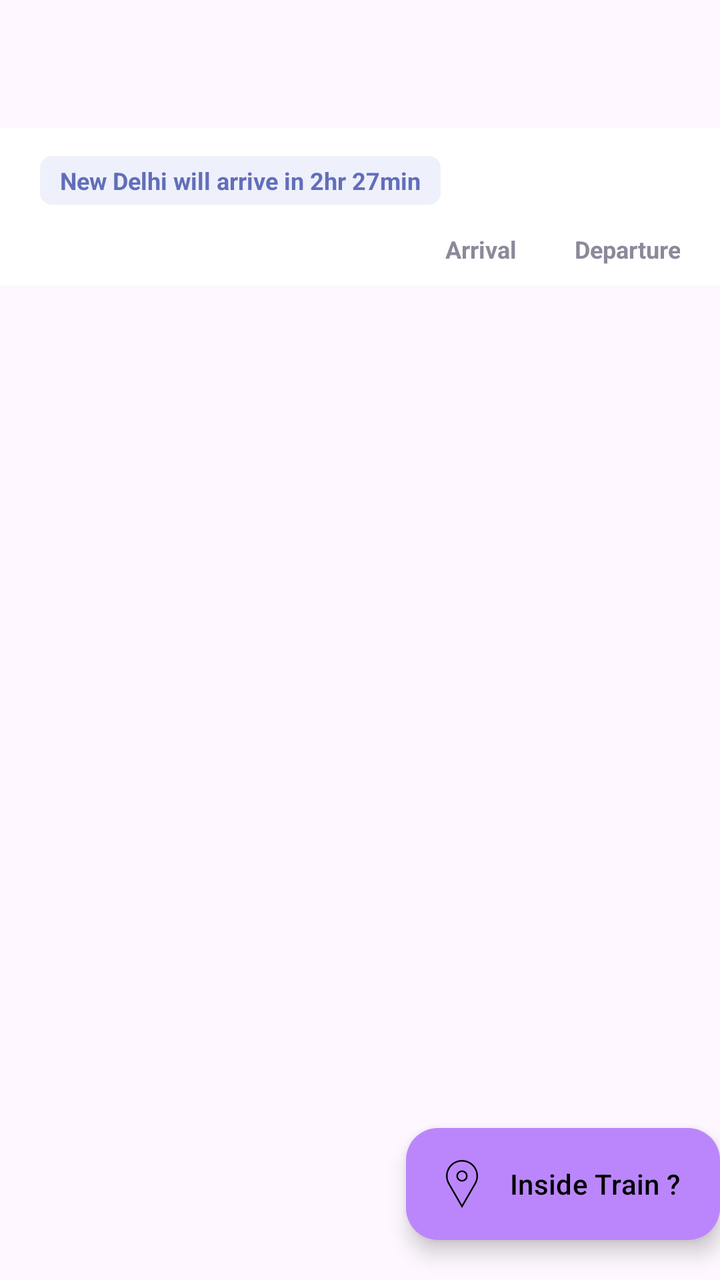
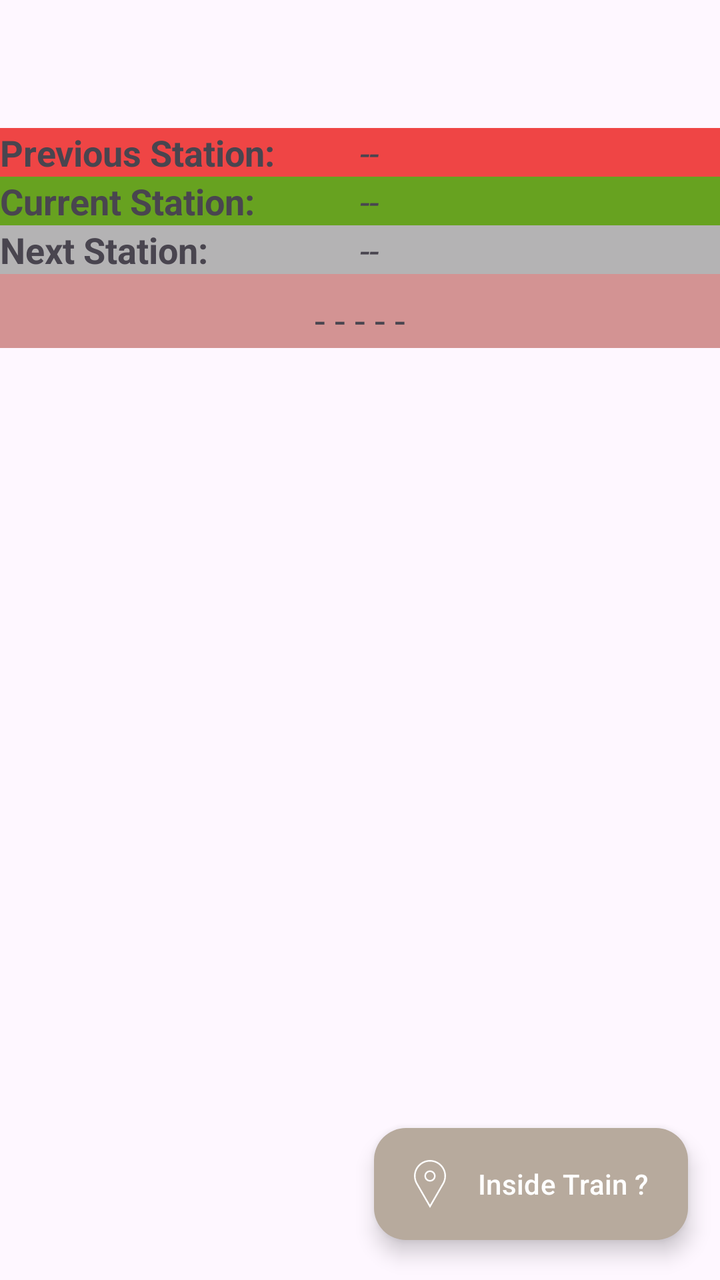

The first picture is an Android layout as it rendered before a commit; the second is the same layout after the commit. The layout source and the unified diff follow.
<!-- AndroidManifest.xml: application theme Theme.RailRadar -->
<!-- res/layout/live_train_tracking_combined_main.xml -->
<LinearLayout xmlns:android="http://schemas.android.com/apk/res/android"
    android:layout_height="match_parent"
    android:layout_width="match_parent"
    xmlns:app="http://schemas.android.com/apk/res-auto"
    android:orientation="vertical">
    <include layout="@layout/custom_toolbar" />
    <include layout="@layout/live_train_tracking_header_route_columns" />
    <androidx.recyclerview.widget.RecyclerView
        android:layout_width="match_parent"
        android:layout_height="match_parent"
        android:id="@+id/live_train_tracking_recycler_view"
        android:layout_weight="1"
        />
  <com.google.android.material.floatingactionbutton.ExtendedFloatingActionButton
        android:layout_width="wrap_content"
        android:layout_height="wrap_content"
        android:id="@+id/insideTrainBtn"
       app:icon="@drawable/nearby_station_icon"
         android:text="Inside Train ?"
      android:layout_gravity="bottom|end"
      android:layout_marginBottom="20dp"
      />

</LinearLayout>
<!-- res/layout/custom_toolbar.xml (included above) -->
<?xml version="1.0" encoding="utf-8"?>
<com.google.android.material.appbar.AppBarLayout android:layout_width="match_parent"
    android:id="@+id/customAppBarLayout"
    android:layout_height="wrap_content"
    xmlns:android="http://schemas.android.com/apk/res/android"
    xmlns:app="http://schemas.android.com/apk/res-auto">

    <androidx.appcompat.widget.Toolbar
            android:layout_width="match_parent"
            android:layout_height="wrap_content"
            android:id="@+id/application_custom_toolbar"
            >
        </androidx.appcompat.widget.Toolbar>
    </com.google.android.material.appbar.AppBarLayout>
<!-- res/layout/live_train_tracking_header_route_columns.xml (included above) -->
<?xml version="1.0" encoding="utf-8"?>
<LinearLayout xmlns:android="http://schemas.android.com/apk/res/android"
    xmlns:app="http://schemas.android.com/apk/res-auto"
    android:layout_width="match_parent"
    android:layout_height="wrap_content"
    android:orientation="vertical"
    android:background="@color/card_background"
    android:paddingTop="14dp"
    android:paddingBottom="10dp">

    
    <TextView
        android:id="@+id/liveEtaBanner"
        android:layout_width="wrap_content"
        android:layout_height="wrap_content"
        android:layout_marginStart="20dp"
        android:background="@drawable/bg_platform_chip"
        android:paddingHorizontal="10dp"
        android:paddingVertical="4dp"
        android:text="New Delhi will arrive in 2hr 27min"
        android:textColor="@color/chip_accent"
        android:textSize="12sp"
        android:textStyle="bold" />

    
    <LinearLayout
        android:layout_width="match_parent"
        android:layout_height="wrap_content"
        android:layout_marginTop="14dp"
        android:paddingStart="20dp"
        android:paddingEnd="20dp"
        android:orientation="horizontal">

        <View
            android:layout_width="0dp"
            android:layout_height="1dp"
            android:layout_weight="1" />

        <TextView
            android:layout_width="72dp"
            android:layout_height="wrap_content"
            android:gravity="end"
            android:text="Arrival"
            android:textColor="@color/card_text_secondary"
            android:textSize="12sp"
            android:textStyle="bold" />

        <TextView
            android:layout_width="72dp"
            android:layout_height="wrap_content"
            android:layout_marginStart="10dp"
            android:gravity="end"
            android:text="Departure"
            android:textColor="@color/card_text_secondary"
            android:textSize="12sp"
            android:textStyle="bold" />

    </LinearLayout>

</LinearLayout>
<!-- resources referenced by this layout -->
<resources>
  <color name="card_background">#FFFFFF</color>
  <color name="card_text_secondary">#8A8A9A</color>
  <color name="chip_accent">#626EBA</color>
  <!-- drawable bg_platform_chip (drawable) -->
  <?xml version="1.0" encoding="utf-8"?>
  <shape xmlns:android="http://schemas.android.com/apk/res/android"
      android:shape="rectangle">
      <solid android:color="@color/chip_background" />
      <corners android:radius="6dp" />
  </shape>
  <!-- drawable nearby_station_icon (drawable) -->
  <vector xmlns:android="http://schemas.android.com/apk/res/android"
      android:width="800dp"
      android:height="800dp"
      android:viewportWidth="32"
      android:viewportHeight="32">
    <path
        android:pathData="M16.001,1.072c5.291,0 9.596,4.305 9.596,9.597 0,1.683 -0.446,3.341 -1.29,4.799l-8.307,14.394 -8.308,-14.395c-0.843,-1.456 -1.289,-3.115 -1.289,-4.798 0,-5.292 4.305,-9.597 9.597,-9.597zM16.001,14.4c2.058,0 3.731,-1.674 3.731,-3.731s-1.674,-3.731 -3.731,-3.731c-2.058,0 -3.732,1.674 -3.732,3.731s1.674,3.731 3.732,3.731zM16.001,0.006c-5.889,0 -10.663,4.775 -10.663,10.663 0,1.945 0.523,3.762 1.432,5.332l9.23,15.994 9.23,-15.994c0.909,-1.57 1.432,-3.387 1.432,-5.332 0,-5.888 -4.774,-10.663 -10.662,-10.663v0zM16.001,13.334c-1.472,0 -2.666,-1.193 -2.666,-2.665 0,-1.471 1.194,-2.665 2.666,-2.665s2.665,1.194 2.665,2.665c0,1.472 -1.193,2.665 -2.665,2.665v0z"
        android:fillColor="#000000"/>
  </vector>
  <style name="Theme.RailRadar" parent="Theme.Material3.DayNight.NoActionBar">
  
          
          <item name="colorPrimary">#4C6133</item>
          <item name="colorOnPrimary">@color/white</item>
          <item name="colorPrimaryContainer">@color/purple_200</item>
          <item name="colorOnPrimaryContainer">@color/black</item>
  
          
          <item name="colorSecondary">@color/teal_200</item>
          <item name="colorOnSecondary">@color/black</item>
  
          
          <item name="android:statusBarColor">?attr/colorPrimary</item>
  
          
      </style>
  <color name="chip_background">#EEF0FB</color>
  <color name="white">#FFFFFFFF</color>
  
  
      //user route train colors
  <color name="purple_200">#FFBB86FC</color>
  <color name="black">#FF000000</color>
  <color name="teal_200">#FF03DAC5</color>
</resources>

<!-- the commit's change to res/layout/live_train_tracking_combined_main.xml (unified diff, before → after) -->
@@ -10,16 +10,23 @@
         android:layout_height="match_parent"
         android:id="@+id/live_train_tracking_recycler_view"
         android:layout_weight="1"
+        android:clipChildren="false"
+        android:clipToPadding="false"
         />
-  <com.google.android.material.floatingactionbutton.ExtendedFloatingActionButton
+    <com.google.android.material.floatingactionbutton.ExtendedFloatingActionButton
+        android:id="@+id/insideTrainBtn"
         android:layout_width="wrap_content"
         android:layout_height="wrap_content"
-        android:id="@+id/insideTrainBtn"
-       app:icon="@drawable/nearby_station_icon"
-         android:text="Inside Train ?"
-      android:layout_gravity="bottom|end"
-      android:layout_marginBottom="20dp"
-      />
+        android:layout_gravity="bottom|end"
+        android:layout_marginEnd="16dp"
+        android:layout_marginBottom="20dp"
+        android:text="Inside Train ?"
+        android:textColor="#FFFFFF"
+        app:icon="@drawable/nearby_station_icon"
+        app:iconTint="#FFFFFF"
+        app:backgroundTint="#B7AA9D"
+        app:cornerRadius="24dp"
+        app:elevation="6dp" />
 
 </LinearLayout>
 <!-- res/layout/custom_toolbar.xml (included above) -->
@@ -38,63 +45,89 @@
         </androidx.appcompat.widget.Toolbar>
     </com.google.android.material.appbar.AppBarLayout>
 <!-- res/layout/live_train_tracking_header_route_columns.xml (included above) -->
-<?xml version="1.0" encoding="utf-8"?>
-<LinearLayout xmlns:android="http://schemas.android.com/apk/res/android"
-    xmlns:app="http://schemas.android.com/apk/res-auto"
+<LinearLayout
+    xmlns:android="http://schemas.android.com/apk/res/android"
     android:layout_width="match_parent"
-    android:layout_height="wrap_content"
+    android:layout_height="110dp"
     android:orientation="vertical"
-    android:background="@color/card_background"
-    android:paddingTop="14dp"
-    android:paddingBottom="10dp">
-
-    
-    <TextView
-        android:id="@+id/liveEtaBanner"
-        android:layout_width="wrap_content"
-        android:layout_height="wrap_content"
-        android:layout_marginStart="20dp"
-        android:background="@drawable/bg_platform_chip"
-        android:paddingHorizontal="10dp"
-        android:paddingVertical="4dp"
-        android:text="New Delhi will arrive in 2hr 27min"
-        android:textColor="@color/chip_accent"
-        android:textSize="12sp"
-        android:textStyle="bold" />
-
-    
+    >
     <LinearLayout
+        android:background="#EF4545"
         android:layout_width="match_parent"
         android:layout_height="wrap_content"
-        android:layout_marginTop="14dp"
-        android:paddingStart="20dp"
-        android:paddingEnd="20dp"
-        android:orientation="horizontal">
-
-        <View
+        >
+        <TextView
             android:layout_width="0dp"
-            android:layout_height="1dp"
-            android:layout_weight="1" />
-
+            android:layout_height="wrap_content"
+            android:layout_weight="1"
+            android:text="Previous Station:"
+            android:textStyle="bold"
+            android:textSize="18sp"
+            />
         <TextView
-            android:layout_width="72dp"
+        android:layout_width="0dp"
+        android:layout_height="wrap_content"
+        android:layout_weight="1"
+        android:text="--"
+        android:textStyle="italic"
+        android:textSize="18sp"
+            android:id="@+id/trackingHeaderPreviousStation"
+        />
+    </LinearLayout>
+    <LinearLayout
+        android:background="#67A220"
+        android:layout_width="match_parent"
+        android:layout_height="wrap_content"
+        >
+        <TextView
+            android:layout_width="0dp"
             android:layout_height="wrap_content"
-            android:gravity="end"
-            android:text="Arrival"
-            android:textColor="@color/card_text_secondary"
-            android:textSize="12sp"
-            android:textStyle="bold" />
-
+            android:layout_weight="1"
+            android:text="Current Station:"
+            android:textStyle="bold"
+            android:textSize="18sp"
+            />
         <TextView
-            android:layout_width="72dp"
+            android:layout_width="0dp"
             android:layout_height="wrap_content"
-            android:layout_marginStart="10dp"
-            android:gravity="end"
-            android:text="Departure"
-            android:textColor="@color/card_text_secondary"
-            android:textSize="12sp"
-            android:textStyle="bold" />
-
+            android:layout_weight="1"
+            android:text="--"
+            android:textStyle="italic"
+            android:textSize="18sp"
+            android:id="@+id/trackingHeaderCurrentStation"
+            />
     </LinearLayout>
-
+    <LinearLayout
+        android:background="#B4B3B4"
+        android:layout_width="match_parent"
+        android:layout_height="wrap_content"
+        >
+        <TextView
+            android:layout_width="0dp"
+            android:layout_height="wrap_content"
+            android:layout_weight="1"
+            android:text="Next Station:"
+            android:textStyle="bold"
+            android:textSize="18sp"
+            />
+        <TextView
+            android:layout_width="0dp"
+            android:layout_height="wrap_content"
+            android:layout_weight="1"
+            android:text="--"
+            android:textStyle="italic"
+            android:textSize="18sp"
+            android:id="@+id/trackingHeaderNextStation"
+            />
+    </LinearLayout>
+    <TextView
+        android:paddingTop="10dp"
+        android:background="#D39393"
+        android:layout_width="match_parent"
+        android:layout_height="match_parent"
+        android:textAlignment="center"
+        android:textSize="19sp"
+        android:text="- - - - -"
+        android:id="@+id/trackingHeaderStatusInfo"
+        />
 </LinearLayout>
<!-- resource entries referenced after the edit -->
@@ -1,15 +1,5 @@
 <!-- resources referenced by this layout -->
 <resources>
-  <color name="card_background">#FFFFFF</color>
-  <color name="card_text_secondary">#8A8A9A</color>
-  <color name="chip_accent">#626EBA</color>
-  <!-- drawable bg_platform_chip (drawable) -->
-  <?xml version="1.0" encoding="utf-8"?>
-  <shape xmlns:android="http://schemas.android.com/apk/res/android"
-      android:shape="rectangle">
-      <solid android:color="@color/chip_background" />
-      <corners android:radius="6dp" />
-  </shape>
   <!-- drawable nearby_station_icon (drawable) -->
   <vector xmlns:android="http://schemas.android.com/apk/res/android"
       android:width="800dp"
@@ -37,7 +27,6 @@
   
           
       </style>
-  <color name="chip_background">#EEF0FB</color>
   <color name="white">#FFFFFFFF</color>
   
   
